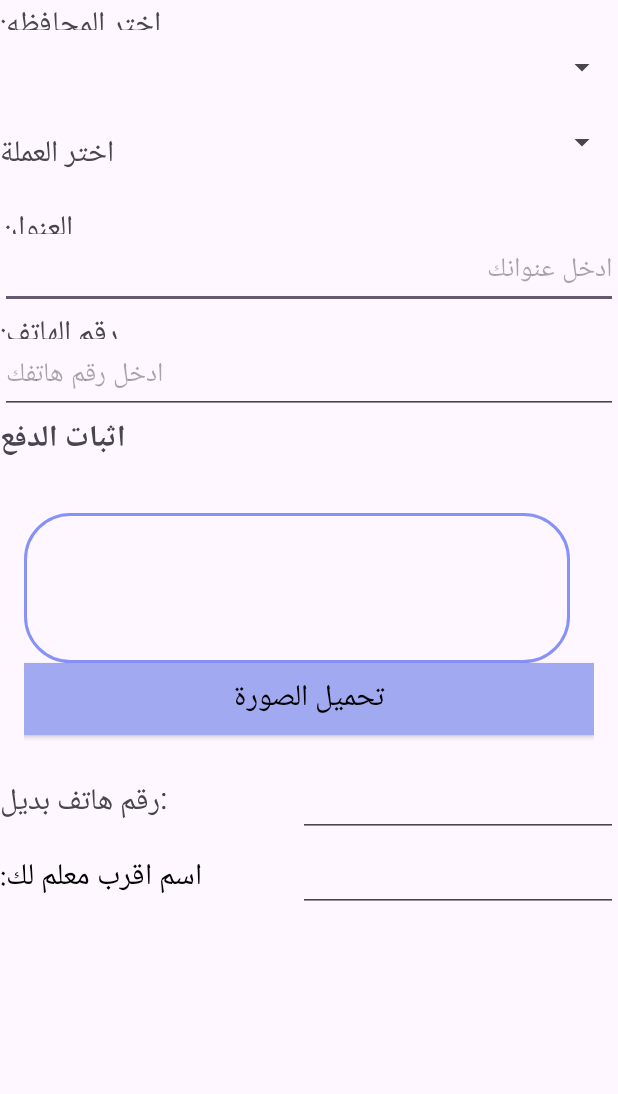
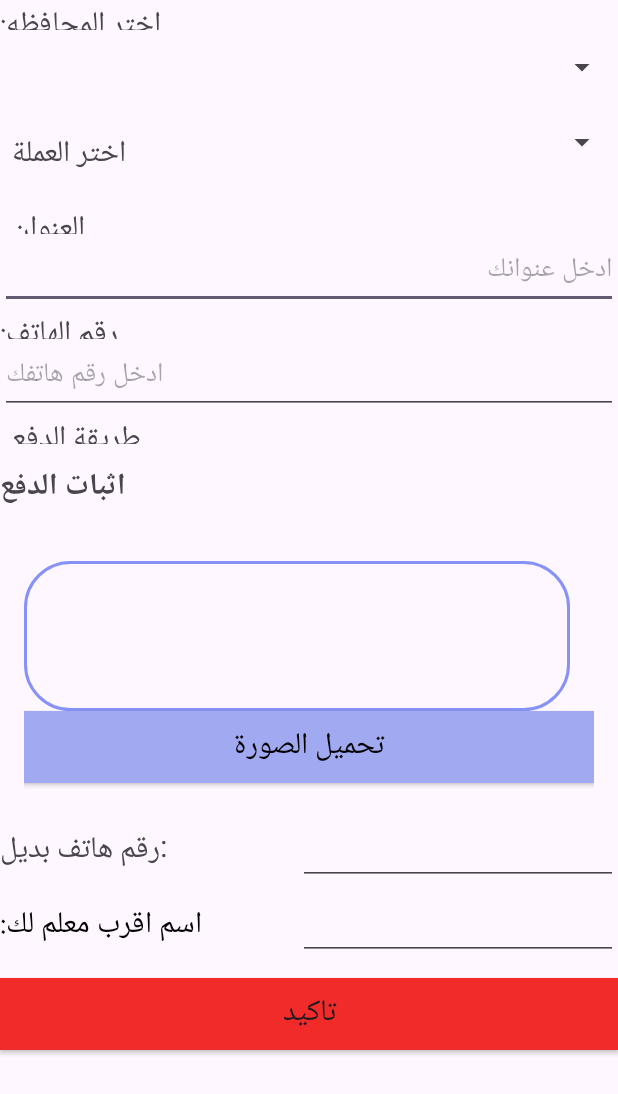
Before and after one commit to Ahmed-M-SH/Fashion-V2, an Android app: the layout fragment_payment.xml on its own in the app's theme, with its tools: preview values and no code run, on a phone screen of 412 x 824 dp. Shown: the top 1094 px of the screen. Run offline under Robolectric (Android 15) with nearby library versions, the phone set to English and light mode, and no system bars.

Commit message:
Complete Payment Detail integration with server and start in

```diff
--- a/app/build.gradle
+++ b/app/build.gradle
@@ -55,6 +55,7 @@ dependencies {
     implementation 'com.google.zxing:core:3.4.1'
     implementation 'com.squareup.retrofit2:retrofit:2.7.2'
     implementation 'com.squareup.retrofit2:converter-gson:2.7.2'
+//    implementation 'com.squareup.retrofit2:converter-scalars:2.x.x'
     implementation 'com.squareup.okhttp3:okhttp:3.6.0'
     implementation "androidx.work:work-runtime:2.7.0"
 
--- a/app/src/main/java/com/example/fashion/Helper/ServerDetail.java
+++ b/app/src/main/java/com/example/fashion/Helper/ServerDetail.java
@@ -5,6 +5,7 @@ import com.example.fashion.Domain.CartService;
 import com.example.fashion.Domain.Category;
 import com.example.fashion.Domain.Favorite;
 import com.example.fashion.Domain.NotificationDomain;
+import com.example.fashion.Domain.PaymentDetail;
 import com.example.fashion.Domain.ProductDetail;
 import com.example.fashion.Domain.ProductResult;
 import com.example.fashion.Domain.UserAuthentication;
@@ -49,6 +50,8 @@ public  interface ServerDetail {
     Call<List<CartProduct>> getUserCart(@Header("Authorization") String authorization);
     @GET("/api/favorite/")
     Call<List<Favorite>> getUserFavorite(@Header("Authorization") String authorization);
+    @GET("/api/orders/payment-detail/")
+    Call<PaymentDetail> getPaymentDetail(@Header("Authorization") String authorization);
 
 
 //   ---------------- Post Methods ----------------
--- a/app/src/main/res/layout/fragment_payment.xml
+++ b/app/src/main/res/layout/fragment_payment.xml
@@ -59,6 +59,7 @@
                         android:id="@+id/textView11"
                         android:layout_width="wrap_content"
                         android:layout_height="wrap_content"
+                        android:layout_marginStart="8dp"
                         android:text="اختر العملة"
                         android:textSize="20dp"
                         app:layout_constraintBottom_toBottomOf="parent"
@@ -84,6 +85,7 @@
                         android:id="@+id/textView27"
                         android:layout_width="wrap_content"
                         android:layout_height="20dp"
+                        android:layout_marginStart="8dp"
                         android:text="العنوان"
                         android:textSize="20dp"
                         app:layout_constraintStart_toStartOf="parent"
@@ -105,7 +107,7 @@
 
                 <androidx.constraintlayout.widget.ConstraintLayout
                     android:layout_width="match_parent"
-                    android:layout_height="70dp">
+                    android:layout_height="match_parent">
 
                     <TextView
                         android:id="@+id/textView14"
@@ -127,6 +129,38 @@
                         app:layout_constraintEnd_toEndOf="parent"
                         app:layout_constraintStart_toEndOf="@+id/textView14"
                         app:layout_constraintTop_toBottomOf="@+id/textView14" />
+                </androidx.constraintlayout.widget.ConstraintLayout>
+
+                <androidx.constraintlayout.widget.ConstraintLayout
+                    android:layout_width="match_parent"
+                    android:layout_height="match_parent">
+
+
+
+                    <TextView
+                        android:id="@+id/textView15"
+                        android:layout_width="wrap_content"
+                        android:layout_height="20dp"
+                        android:layout_marginStart="8dp"
+                        android:text="طريقة الدفع"
+                        android:textSize="20dp"
+                        app:layout_constraintStart_toStartOf="parent"
+                        app:layout_constraintTop_toTopOf="parent" />
+
+                    <RadioGroup
+                        android:id="@+id/paynent_group"
+                        android:layout_width="wrap_content"
+                        android:layout_height="wrap_content"
+                        android:layout_marginStart="16dp"
+                        android:layout_marginTop="16dp"
+                        android:layout_marginBottom="16dp"
+                        app:layout_constraintBottom_toBottomOf="parent"
+                        app:layout_constraintStart_toStartOf="parent"
+                        app:layout_constraintTop_toTopOf="parent"
+                        android:contextClickable="true">
+
+                    </RadioGroup>
+
                 </androidx.constraintlayout.widget.ConstraintLayout>
 
                 <androidx.constraintlayout.widget.ConstraintLayout
@@ -238,6 +272,21 @@
                         app:layout_constraintTop_toTopOf="@+id/textView30" />
                 </androidx.constraintlayout.widget.ConstraintLayout>
 
+                <androidx.appcompat.widget.AppCompatButton
+                    android:id="@+id/send_btn_final_payment2"
+                    android:layout_width="match_parent"
+                    android:layout_height="wrap_content"
+                    android:layout_marginTop="10dp"
+                    android:background="@color/red"
+                    android:text="تاكيد"
+                    android:textSize="20dp"
+                    app:layout_constraintBottom_toBottomOf="parent"
+                    app:layout_constraintEnd_toEndOf="parent"
+                    app:layout_constraintStart_toStartOf="parent"
+                    android:layout_marginBottom="10dp"
+
+                    />
+
             </LinearLayout>
         </ScrollView>
 
```
Also changed, not shown: app/src/main/java/com/example/fashion/Activity/CartActivity.java (+13 -0 lines), app/src/main/java/com/example/fashion/Activity/PaymentActivity.java (+19 -9 lines), app/src/main/java/com/example/fashion/Domain/City.java (added, +47 -0 lines), app/src/main/java/com/example/fashion/Domain/Currency.java (added, +59 -0 lines), app/src/main/java/com/example/fashion/Domain/MakeOreder.java (added, +98 -0 lines), app/src/main/java/com/example/fashion/Domain/PaymentDetail.java (added, +44 -0 lines), app/src/main/java/com/example/fashion/Domain/PaymentType.java (added, +43 -0 lines), app/src/main/java/com/example/fashion/Domain/PopularDomain.java (deleted, +0 -78 lines), app/src/main/java/com/example/fashion/Fragment/PaymentFragment.java (+66 -25 lines), app/src/main/res/layout/activity_payment.xml (+4 -16 lines).
